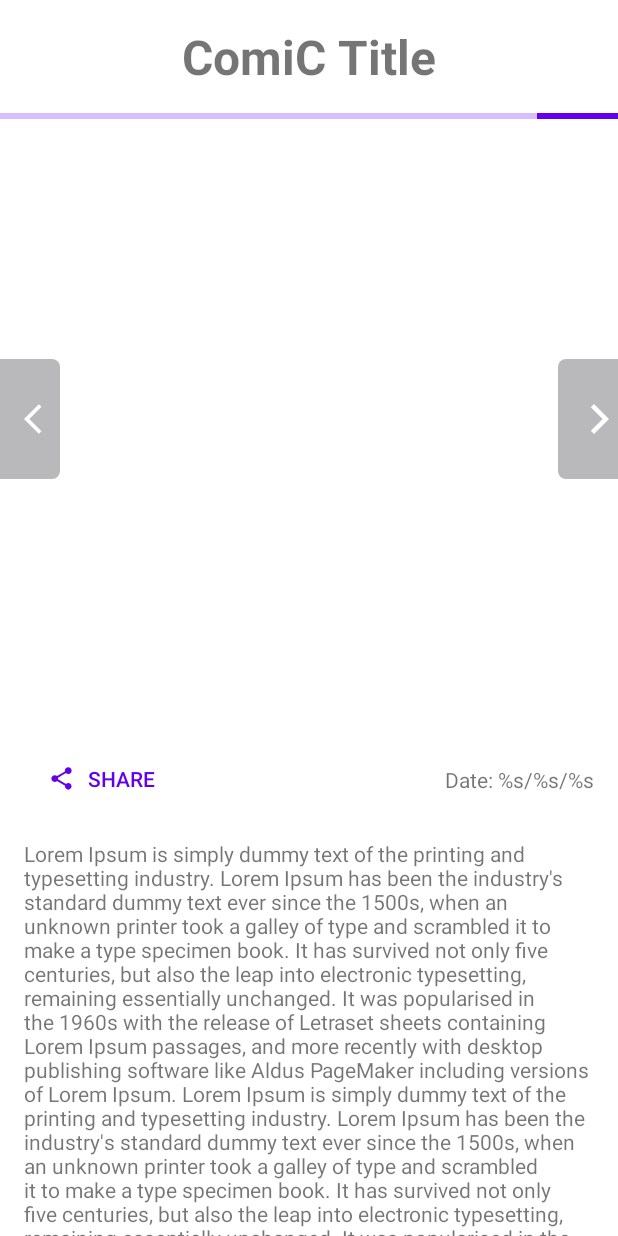
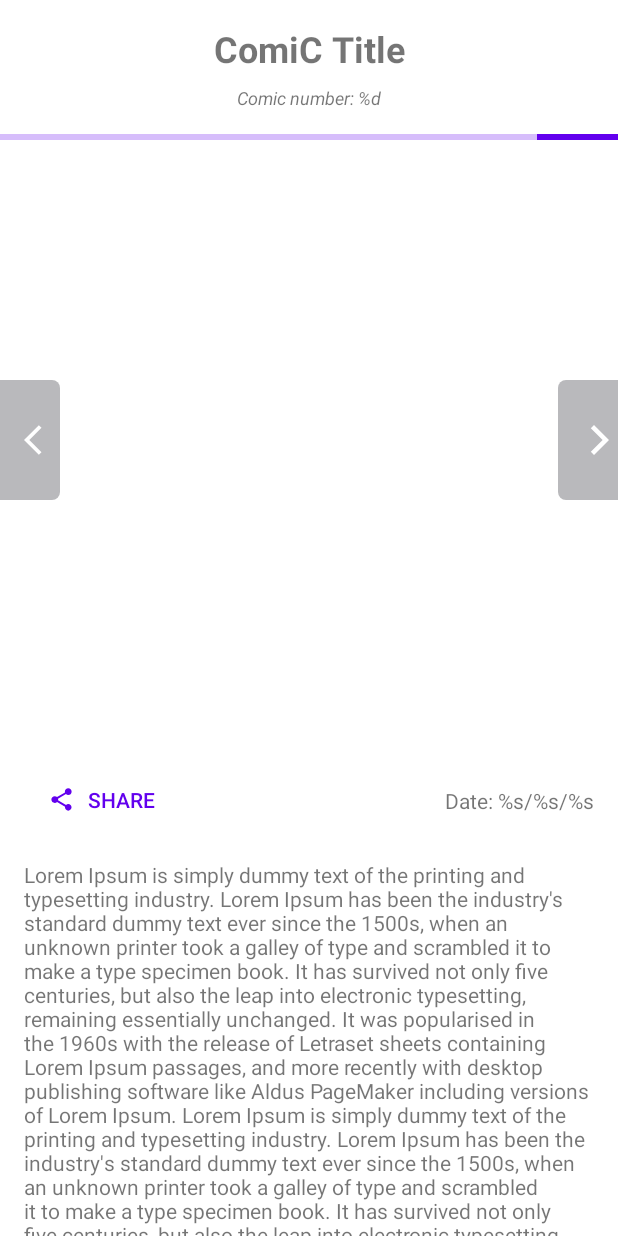
Before and after one commit to frl-sh/Shorcut, an Android app: the layout screen_comic_browser.xml on its own in the app's theme, with its tools: preview values and no code run, on a phone screen of 412 x 824 dp. Run offline under Robolectric (Android 15) with nearby library versions, the light colour scheme and no system bars.

Commit message:
Add comic number

```diff
--- a/app/src/main/java/sharif/feryal/shortcut/task/presentation/view/ComicBrowserScreen.kt
+++ b/app/src/main/java/sharif/feryal/shortcut/task/presentation/view/ComicBrowserScreen.kt
@@ -92,6 +92,7 @@ class ComicBrowserScreen : BaseFragment() {
 
     private fun ScreenComicBrowserBinding.setComicData(comic: Comic) {
         comicTitle.text = comic.title
+        comicNumber.text = getString(R.string.comic_number, comic.number)
         comicDate.text = getString(
             R.string.comic_date,
             comic.date.month,
--- a/app/src/main/res/layout/screen_comic_browser.xml
+++ b/app/src/main/res/layout/screen_comic_browser.xml
@@ -20,12 +20,25 @@
             android:layout_height="wrap_content"
             android:layout_margin="@dimen/default_margin"
             android:gravity="center"
-            android:textSize="@dimen/text_size_header"
+            android:textSize="@dimen/text_size_title"
             android:textStyle="bold"
             app:layout_constraintEnd_toEndOf="parent"
             app:layout_constraintStart_toStartOf="parent"
             app:layout_constraintTop_toTopOf="parent"
             tools:text="ComiC Title" />
+
+        <TextView
+            android:id="@+id/comicNumber"
+            android:layout_width="0dp"
+            android:layout_height="wrap_content"
+            android:layout_margin="@dimen/default_half_margin"
+            android:gravity="center"
+            android:textStyle="italic"
+            android:textSize="12sp"
+            app:layout_constraintEnd_toEndOf="parent"
+            app:layout_constraintStart_toStartOf="parent"
+            app:layout_constraintTop_toBottomOf="@id/comicTitle"
+            tools:text="@string/comic_number" />
 
         <com.google.android.material.progressindicator.LinearProgressIndicator
             android:id="@+id/comicLoading"
@@ -38,7 +51,7 @@
             app:indeterminateAnimationType="disjoint"
             app:layout_constraintEnd_toEndOf="parent"
             app:layout_constraintStart_toStartOf="parent"
-            app:layout_constraintTop_toBottomOf="@id/comicTitle"
+            app:layout_constraintTop_toBottomOf="@id/comicNumber"
             tools:visibility="visible" />
 
         <ImageView
--- a/app/src/main/res/values/dimens.xml
+++ b/app/src/main/res/values/dimens.xml
@@ -1,7 +1,6 @@
 <?xml version="1.0" encoding="utf-8"?>
 <resources>
     <dimen name="default_margin">16dp</dimen>
-    <dimen name="text_size_header">32sp</dimen>
     <dimen name="text_size_title">24sp</dimen>
     <dimen name="comic_image_height">400dp</dimen>
     <dimen name="comic_button_width">40dp</dimen>
--- a/app/src/main/res/values/strings.xml
+++ b/app/src/main/res/values/strings.xml
@@ -6,4 +6,6 @@
     <string name="intent_failure_message">There is no app to open this url</string>
     <string name="share">Share</string>
     <string name="retry">Retry</string>
+    <string name="search_hint">Search comic by number</string>
+    <string name="comic_number">Comic number: %d</string>
 </resources>
```
